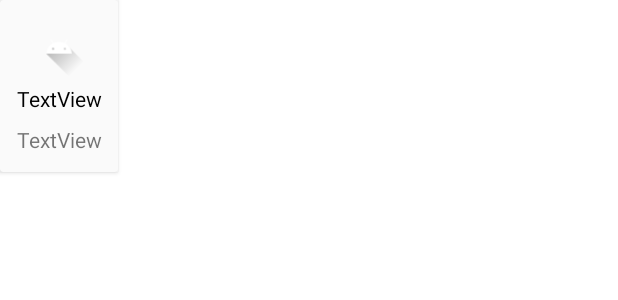
After one commit to ammarelriyali/WeatherMood, an Android app: the layout item_rv_hourly.xml on its own in the app's theme, with its tools: preview values and no code run, on a phone screen of 412 x 824 dp. The commit adds this screen. Shown: the top 300 px of the screen. Run offline under Robolectric (Android 15) with nearby library versions, the phone set to English and light mode, and no system bars.

Commit message:
update ui with recyclyview

```diff
--- a/app/build.gradle
+++ b/app/build.gradle
@@ -49,4 +49,5 @@ dependencies {
     testImplementation 'junit:junit:4.13.2'
     androidTestImplementation 'androidx.test.ext:junit:1.1.5'
     androidTestImplementation 'androidx.test.espresso:espresso-core:3.5.1'
+    implementation 'com.facebook.shimmer:shimmer:0.5.0'
 }
--- a/app/src/main/java/com/example/weathermood/home/HomeFragment.kt
+++ b/app/src/main/java/com/example/weathermood/home/HomeFragment.kt
@@ -8,6 +8,7 @@ import android.widget.ArrayAdapter
 import androidx.fragment.app.Fragment
 import androidx.lifecycle.ViewModelProvider
 import com.example.weathermood.databinding.FragmentHomeBinding
+import com.facebook.shimmer.ShimmerFrameLayout
 
 class HomeFragment : Fragment() {
 
@@ -35,4 +36,9 @@ class HomeFragment : Fragment() {
         super.onDestroyView()
         _binding = null
     }
+
+    override fun onResume() {
+        super.onResume()
+        binding.shimmer3.startShimmer()
+    }
 }
--- a/app/src/main/res/layout/fragment_home.xml
+++ b/app/src/main/res/layout/fragment_home.xml
@@ -15,9 +15,10 @@
         android:layout_height="match_parent">
 
         <androidx.constraintlayout.widget.ConstraintLayout
+            android:id="@+id/cl_home"
             android:layout_width="match_parent"
             android:layout_height="match_parent"
-            android:visibility="visible"
+            android:visibility="gone"
             app:layout_constraintBottom_toBottomOf="parent"
             app:layout_constraintEnd_toEndOf="parent"
             app:layout_constraintStart_toStartOf="parent"
@@ -236,9 +237,12 @@
                 android:id="@+id/rv_hourly_weather_home"
                 android:layout_width="0dp"
                 android:layout_height="wrap_content"
+                android:orientation="horizontal"
                 app:layout_constraintEnd_toEndOf="parent"
                 app:layout_constraintStart_toStartOf="parent"
-                app:layout_constraintTop_toBottomOf="@+id/textView8" />
+                app:layout_constraintTop_toBottomOf="@+id/textView8"
+                tools:itemCount="5"
+                tools:listitem="@layout/item_rv_hourly" />
 
             <TextView
                 android:id="@+id/textView3"
--- a/app/src/main/res/layout/item_rv_daliy.xml
+++ b/app/src/main/res/layout/item_rv_daliy.xml
@@ -53,6 +53,7 @@
             android:id="@+id/tv_temp_daliy"
             android:layout_width="wrap_content"
             android:layout_height="wrap_content"
+            android:layout_marginEnd="16dp"
             android:text="TextView"
             android:textColor="@color/black"
             app:layout_constraintBottom_toBottomOf="parent"
--- /dev/null
+++ b/app/src/main/res/layout/item_rv_hourly.xml
@@ -0,0 +1,49 @@
+<?xml version="1.0" encoding="utf-8"?>
+<androidx.cardview.widget.CardView xmlns:android="http://schemas.android.com/apk/res/android"
+    xmlns:app="http://schemas.android.com/apk/res-auto"
+    xmlns:tools="http://schemas.android.com/tools"
+    style="@style/Theme.WeatherMood.card_home"
+    android:layout_width="wrap_content"
+    android:layout_height="wrap_content"
+    android:layout_marginEnd="10dp">
+
+    <androidx.constraintlayout.widget.ConstraintLayout
+        android:layout_width="match_parent"
+        android:layout_height="match_parent">
+
+        <ImageView
+            android:id="@+id/iv_hourly"
+            android:layout_width="40dp"
+            android:layout_height="40dp"
+            android:layout_marginStart="19dp"
+            android:layout_marginTop="12dp"
+            android:layout_marginEnd="19dp"
+            app:layout_constraintEnd_toEndOf="parent"
+            app:layout_constraintStart_toStartOf="parent"
+            app:layout_constraintTop_toTopOf="parent"
+            app:srcCompat="@drawable/ic_launcher_foreground" />
+
+        <TextView
+            android:id="@+id/tv_temp_hourly"
+            style="@style/textViewHome"
+            android:layout_width="wrap_content"
+            android:layout_height="wrap_content"
+            android:layout_marginTop="4dp"
+            android:text="TextView"
+            app:layout_constraintEnd_toEndOf="@+id/iv_hourly"
+            app:layout_constraintStart_toStartOf="@+id/iv_hourly"
+            app:layout_constraintTop_toBottomOf="@+id/iv_hourly" />
+
+        <TextView
+            android:id="@+id/tv_time_hourly"
+            android:layout_width="wrap_content"
+            android:layout_height="wrap_content"
+            android:layout_marginTop="8dp"
+            android:layout_marginBottom="12dp"
+            android:text="TextView"
+            app:layout_constraintBottom_toBottomOf="parent"
+            app:layout_constraintEnd_toEndOf="@+id/tv_temp_hourly"
+            app:layout_constraintStart_toStartOf="@+id/tv_temp_hourly"
+            app:layout_constraintTop_toBottomOf="@+id/tv_temp_hourly" />
+    </androidx.constraintlayout.widget.ConstraintLayout>
+</androidx.cardview.widget.CardView>
--- a/app/src/main/res/values/colors.xml
+++ b/app/src/main/res/values/colors.xml
@@ -6,5 +6,6 @@
         <color name="card_light">#FAFAFA</color>
         <color name="card_dark">#242425</color>
         <color name="toolbar_color">#201D1D</color>
+        <color name="colorGrey">#dddddd</color>
 
 </resources>
```
